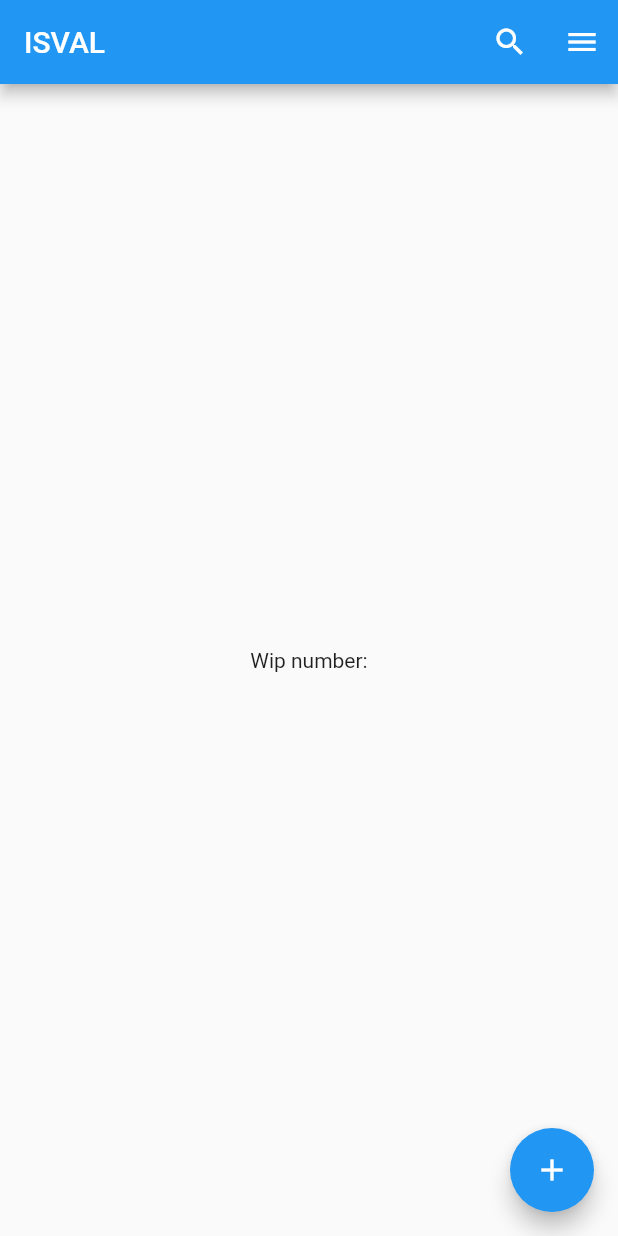
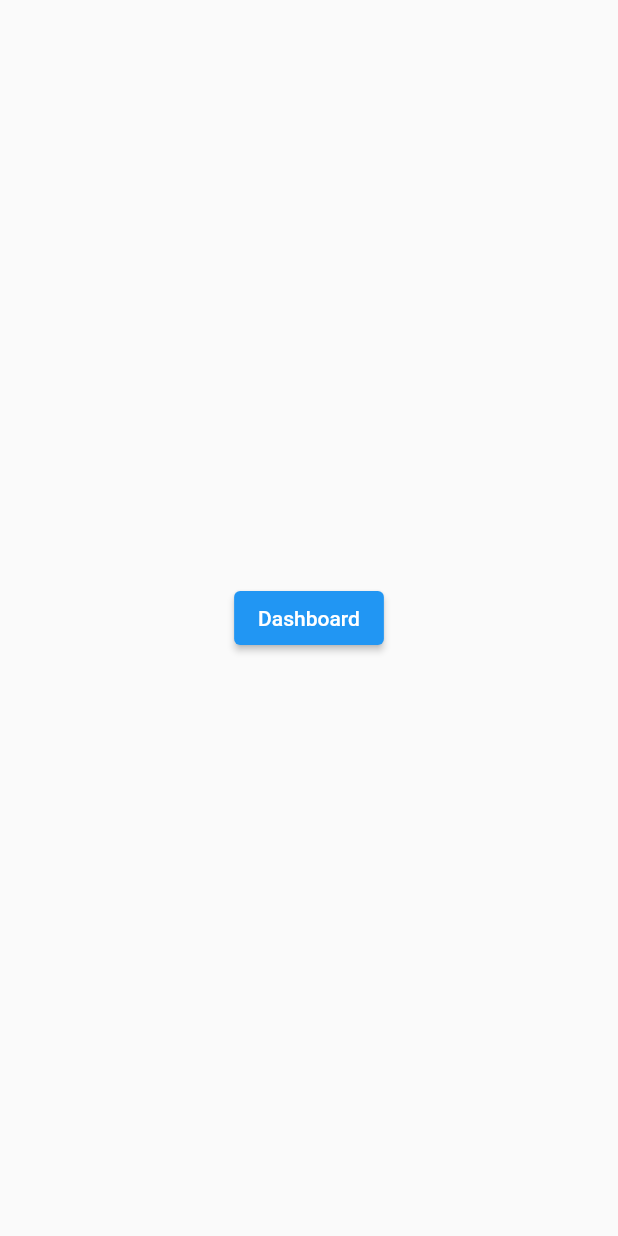
Before and after one commit to xJau/ISVALapp, a Flutter app: the screen it shows after launch, on a phone screen of 412 x 824 dp. Run offline on Flutter 3.47's test engine with Material 2 defaults, Android fonts, the phone set to English and light mode, and no system bars; our stand-ins replace dio; missing offline and left inert: dart:html.

Commit message:
Added routing and pages

```diff
--- /dev/null
+++ b/lib/Routes/dashboard.dart
@@ -0,0 +1,16 @@
+import 'package:flutter/material.dart';
+import 'package:isval_test/routes.dart';
+
+class DashboardRoute extends StatelessWidget {
+  const DashboardRoute();
+
+  @override
+  Widget build(BuildContext context) {
+    return Scaffold(
+        body: Center(
+            child: ElevatedButton(
+                onPressed: () =>
+                    {Navigator.of(context).pushNamed(RouteGenerator.stock)},
+                child: const Text("Dashboard"))));
+  }
+}
--- a/lib/Components/homepage.dart
+++ b/lib/Routes/homepage.dart
@@ -5,7 +5,7 @@ import 'package:isval_test/Models/stock.dart';
 import 'package:isval_test/Services/api_service.dart';
 
 class MyHomePage extends StatefulWidget {
-  MyHomePage({Key? key, required this.title}) : super(key: key);
+  const MyHomePage({Key? key, required this.title}) : super(key: key);
 
   final String title;
 
@@ -24,8 +24,7 @@ class _MyHomePageState extends State<MyHomePage> {
   Stock? stock;
 
   void _importStock() {
-
-    ApiService().getStock('ABE001').then((value) => {updateStock(value) });
+    ApiService().getStock('ABE001').then((value) => {updateStock(value)});
   }
 
   @override
@@ -39,9 +38,7 @@ class _MyHomePageState extends State<MyHomePage> {
               Text(
                 'Wip number:',
               ),
-
-          ]
-        ),
+            ]),
       ),
       floatingActionButton: FloatingActionButton(
         onPressed: _importStock,
@@ -54,7 +51,7 @@ class _MyHomePageState extends State<MyHomePage> {
   updateStock(Stock value) {
     stock = value;
     setState(() {
-      if(stock != null){
+      if (stock != null) {
         _wip = stock!.totalStocks[0].wip;
         _ita = stock!.totalStocks[0].stockIta;
         _via = stock!.totalStocks[0].stockTrtoUs;
--- a/lib/Components/main_app.dart
+++ b/lib/Routes/main_app.dart
@@ -1,10 +1,9 @@
-
 import 'package:flutter/material.dart';
 
 import 'homepage.dart';
 
 
-class IsvalApp extends StatelessWidget {
+/*class IsvalApp extends StatelessWidget {
   @override
   Widget build(BuildContext context) {
     return MaterialApp(
@@ -15,4 +14,4 @@ class IsvalApp extends StatelessWidget {
       home: MyHomePage(title: 'Flutter Demo Home Page'),
     );
   }
-}
+}*/
--- a/lib/main.dart
+++ b/lib/main.dart
@@ -1,109 +1,18 @@
 import 'package:flutter/material.dart';
-import 'package:isval_test/Components/main_app.dart';
-import 'package:isval_test/Services/api_service.dart';
-void main() {
-  runApp(IsvalApp());
-}
+import 'package:isval_test/routes.dart';
 
-class MyApp extends StatelessWidget {
-  // This widget is the root of your application.
+void main() => runApp(const IsvalApp());
+
+class IsvalApp extends StatelessWidget {
+  const IsvalApp();
+
   @override
   Widget build(BuildContext context) {
     return MaterialApp(
-      title: 'Flutter Demo',
-      theme: ThemeData(
-        // This is the theme of your application.
-        //
-        // Try running your application with "flutter run". You'll see the
-        // application has a blue toolbar. Then, without quitting the app, try
-        // changing the primarySwatch below to Colors.green and then invoke
-        // "hot reload" (press "r" in the console where you ran "flutter run",
-        // or simply save your changes to "hot reload" in a Flutter IDE).
-        // Notice that the counter didn't reset back to zero; the application
-        // is not restarted.
-        primarySwatch: Colors.blue,
-      ),
-      home: MyHomePage(title: 'Flutter Demo Home Page'),
+      onGenerateTitle: (context) => "ISVAL",
+      initialRoute: RouteGenerator.dashboard,
+      onGenerateRoute: RouteGenerator.generateRoute,
+      debugShowCheckedModeBanner: false,
     );
   }
 }
-
-class MyHomePage extends StatefulWidget {
-  MyHomePage({Key? key, required this.title}) : super(key: key);
-
-  // This widget is the home page of your application. It is stateful, meaning
-  // that it has a State object (defined below) that contains fields that affect
-  // how it looks.
-
-  // This class is the configuration for the state. It holds the values (in this
-  // case the title) provided by the parent (in this case the App widget) and
-  // used by the build method of the State. Fields in a Widget subclass are
-  // always marked "final".
-
-  final String title;
-
-  @override
-  _MyHomePageState createState() => _MyHomePageState();
-}
-
-class _MyHomePageState extends State<MyHomePage> {
-  int _counter = 0;
-
-  void _incrementCounter() {
-    setState(() {
-     ApiService().getStock('ABE001');
-    });
-  }
-
-  @override
-  Widget build(BuildContext context) {
-    // This method is rerun every time setState is called, for instance as done
-    // by the _incrementCounter method above.
-    //
-    // The Flutter framework has been optimized to make rerunning build methods
-    // fast, so that you can just rebuild anything that needs updating rather
-    // than having to individually change instances of widgets.
-    return Scaffold(
-      appBar: AppBar(
-        // Here we take the value from the MyHomePage object that was created by
-        // the App.build method, and use it to set our appbar title.
-        title: Text(widget.title),
-      ),
-      body: Center(
-        // Center is a layout widget. It takes a single child and positions it
-        // in the middle of the parent.
-        child: Column(
-          // Column is also a layout widget. It takes a list of children and
-          // arranges them vertically. By default, it sizes itself to fit its
-          // children horizontally, and tries to be as tall as its parent.
-          //
-          // Invoke "debug painting" (press "p" in the console, choose the
-          // "Toggle Debug Paint" action from the Flutter Inspector in Android
-          // Studio, or the "Toggle Debug Paint" command in Visual Studio Code)
-          // to see the wireframe for each widget.
-          //
-          // Column has various properties to control how it sizes itself and
-          // how it positions its children. Here we use mainAxisAlignment to
-          // center the children vertically; the main axis here is the vertical
-          // axis because Columns are vertical (the cross axis would be
-          // horizontal).
-          mainAxisAlignment: MainAxisAlignment.center,
-          children: <Widget>[
-            Text(
-              'You have pushed the button this many times:',
-            ),
-            Text(
-              '$_counter',
-              style: Theme.of(context).textTheme.headline4,
-            ),
-          ],
-        ),
-      ),
-      floatingActionButton: FloatingActionButton(
-        onPressed: _incrementCounter,
-        tooltip: 'Increment',
-        child: Icon(Icons.add),
-      ), // This trailing comma makes auto-formatting nicer for build methods.
-    );
-  }
-}
--- /dev/null
+++ b/lib/routes.dart
@@ -0,0 +1,38 @@
+import 'package:flutter/cupertino.dart';
+import 'package:flutter/material.dart';
+import 'package:isval_test/Routes/metrics.dart';
+import 'Routes/dashboard.dart';
+import 'Routes/login.dart';
+import 'Routes/orders.dart';
+import 'Routes/shipping.dart';
+import 'Routes/stock.dart';
+
+class RouteGenerator {
+  static const String dashboard = '/';
+  static const String orders = '/orders';
+  static const String stock = '/stock';
+  static const String shipping = '/shipping';
+  static const String metrics = '/metrics';
+  static const String login = '/login';
+
+  RouteGenerator._() {}
+
+  static Route<dynamic> generateRoute(RouteSettings settings) {
+    switch (settings.name) {
+      case dashboard:
+        return MaterialPageRoute(builder: (_) => const DashboardRoute());
+      case orders:
+        return MaterialPageRoute(builder: (_) => const OrdersRoute());
+      case stock:
+        return MaterialPageRoute(builder: (_) => const StocksRoute());
+      case shipping:
+        return MaterialPageRoute(builder: (_) => const ShippingRoute());
+      case metrics:
+        return MaterialPageRoute(builder: (_) => const MetricsRoute());
+      case login:
+        return MaterialPageRoute(builder: (_) => const LoginRoute());
+      default:
+        throw FormatException("Route not found");
+    }
+  }
+}
```
Also changed, not shown: lib/Components/entry.dart (+7 -8 lines), lib/Routes/login.dart (added, +11 -0 lines), lib/Routes/metrics.dart (added, +12 -0 lines), lib/Routes/orders.dart (added, +11 -0 lines), lib/Routes/shipping.dart (added, +11 -0 lines), lib/Routes/stock.dart (added, +16 -0 lines), 1 other file. Lines whose indentation alone changed are shown as unchanged.
